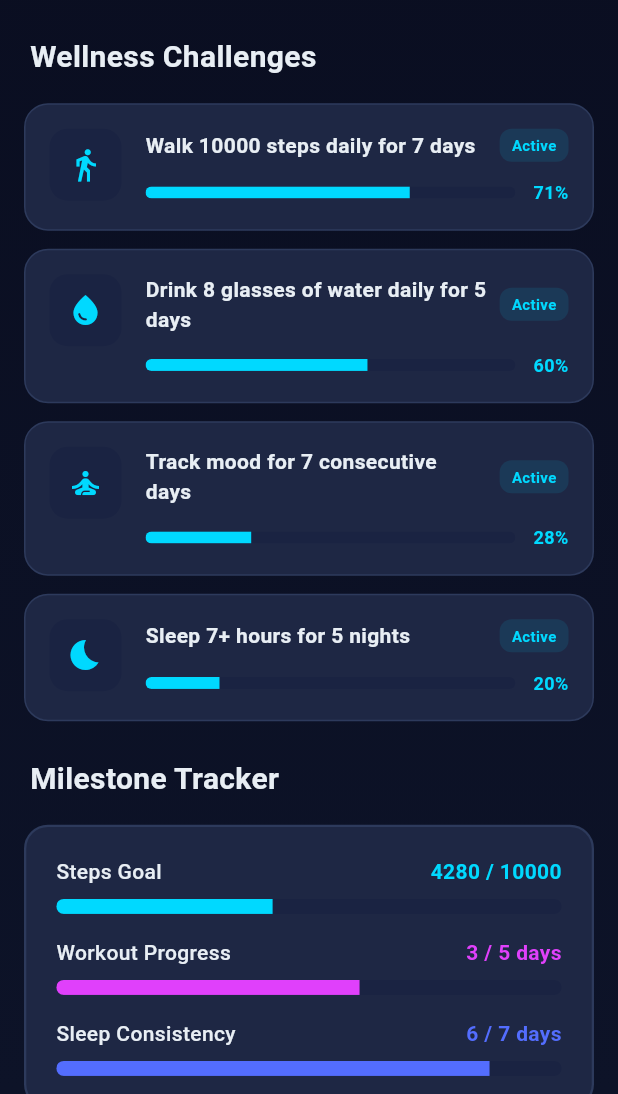
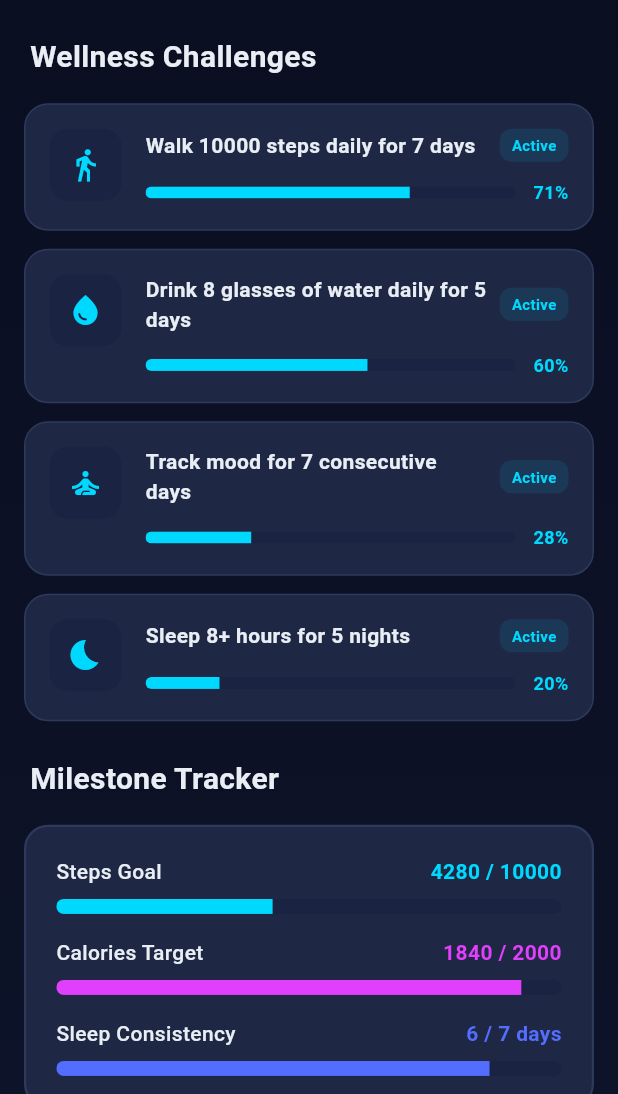
Before and after one commit to Maaziboy5426/Medimind-cpp, a Flutter app: the AchievementsScreen screen opened by its route, scrolled down 576 dp, on a phone screen of 412 x 824 dp, the part 142-1236 px from its top. Run offline on Flutter 3.47's test engine with Material 3 defaults, Android fonts, the phone set to English and light mode, and no system bars; our stand-ins replace csv, equatable, fl_chart, flutter_local_notifications, flutter_riverpod, go_router and 12 more; accounts and stored records are empty.

Commit message:
feat: sync gamification features with dynamic user profile goals

```diff
--- a/lib/features/achievements/presentation/screens/achievements_screen.dart
+++ b/lib/features/achievements/presentation/screens/achievements_screen.dart
@@ -39,8 +39,7 @@ class _AchievementsScreenState extends ConsumerState<AchievementsScreen> with Si
   @override
   Widget build(BuildContext context) {
     final achievements = ref.watch(achievementsStreamProvider).value ?? [];
-    final settings = ref.watch(appSettingsProvider);
-    final dailyStepGoal = settings.dailyStepGoal;
+    final user = ref.watch(firebaseServiceProvider).getCurrentUser();
     final screenWidth = MediaQuery.of(context).size.width;
     final isDesktop = screenWidth > 800;
 
@@ -70,13 +69,13 @@ class _AchievementsScreenState extends ConsumerState<AchievementsScreen> with Si
                     Row(
                       crossAxisAlignment: CrossAxisAlignment.start,
                       children: [
-                        Expanded(child: _buildLeftColumn(achievements, dailyStepGoal)),
+                        Expanded(child: _buildLeftColumn(achievements, user)),
                         const SizedBox(width: 24),
-                        Expanded(child: _buildRightColumn(achievements, dailyStepGoal)),
+                        Expanded(child: _buildRightColumn(achievements, user)),
                       ],
                     )
                   else
-                    ..._buildMobileLayout(achievements, dailyStepGoal),
+                    ..._buildMobileLayout(achievements, user),
                   const SizedBox(height: 24),
                   _buildMotivationInsights(),
                   const SizedBox(height: 32),
@@ -105,36 +104,36 @@ class _AchievementsScreenState extends ConsumerState<AchievementsScreen> with Si
     );
   }
 
-  List<Widget> _buildMobileLayout(List<Achievement> achievements, int dailyStepGoal) {
+  List<Widget> _buildMobileLayout(List<Achievement> achievements, AppUser? user) {
     return [
       _buildDailyStreak(),
       const SizedBox(height: 24),
       _buildAchievementBadges(achievements),
       const SizedBox(height: 24),
-      _buildWellnessChallenges(dailyStepGoal),
+      _buildWellnessChallenges(user),
       const SizedBox(height: 24),
-      _buildMilestoneTracker(dailyStepGoal),
+      _buildMilestoneTracker(user),
     ];
   }
 
-  Widget _buildLeftColumn(List<Achievement> achievements, int dailyStepGoal) {
+  Widget _buildLeftColumn(List<Achievement> achievements, AppUser? user) {
     return Column(
       crossAxisAlignment: CrossAxisAlignment.start,
       children: [
         _buildDailyStreak(),
         const SizedBox(height: 24),
-        _buildWellnessChallenges(dailyStepGoal),
+        _buildWellnessChallenges(user),
       ],
     );
   }
 
-  Widget _buildRightColumn(List<Achievement> achievements, int dailyStepGoal) {
+  Widget _buildRightColumn(List<Achievement> achievements, AppUser? user) {
     return Column(
       crossAxisAlignment: CrossAxisAlignment.start,
       children: [
         _buildAchievementBadges(achievements),
         const SizedBox(height: 24),
-        _buildMilestoneTracker(dailyStepGoal),
+        _buildMilestoneTracker(user),
       ],
     );
   }
@@ -401,7 +400,11 @@ class _AchievementsScreenState extends ConsumerState<AchievementsScreen> with Si
     );
   }
 
-  Widget _buildWellnessChallenges(int dailyStepGoal) {
+  Widget _buildWellnessChallenges(AppUser? user) {
+    final dailyStepGoal = user?.stepGoal ?? 10000;
+    final waterGoal = user?.waterGoal ?? 8;
+    final sleepGoal = user?.sleepGoal ?? 8;
+
     return Column(
       crossAxisAlignment: CrossAxisAlignment.start,
       children: [
@@ -413,7 +416,7 @@ class _AchievementsScreenState extends ConsumerState<AchievementsScreen> with Si
         ),
         const SizedBox(height: 12),
         _buildChallengeCard(
-          title: "Drink 8 glasses of water daily for 5 days",
+          title: "Drink $waterGoal glasses of water daily for 5 days",
           progress: 3 / 5,
           icon: Icons.water_drop,
         ),
@@ -425,7 +428,7 @@ class _AchievementsScreenState extends ConsumerState<AchievementsScreen> with Si
         ),
         const SizedBox(height: 12),
         _buildChallengeCard(
-          title: "Sleep 7+ hours for 5 nights",
+          title: "Sleep $sleepGoal+ hours for 5 nights",
           progress: 1 / 5,
           icon: Icons.bedtime,
         ),
@@ -525,7 +528,10 @@ class _AchievementsScreenState extends ConsumerState<AchievementsScreen> with Si
     );
   }
 
-  Widget _buildMilestoneTracker(int dailyStepGoal) {
+  Widget _buildMilestoneTracker(AppUser? user) {
+    final dailyStepGoal = user?.stepGoal ?? 10000;
+    final calorieGoal = user?.calorieGoal ?? 2000;
+
     return Column(
       crossAxisAlignment: CrossAxisAlignment.start,
       children: [
@@ -541,7 +547,7 @@ class _AchievementsScreenState extends ConsumerState<AchievementsScreen> with Si
             children: [
               _buildMilestoneRow("Steps Goal", "4280 / $dailyStepGoal", 4280 / dailyStepGoal.toDouble(), AppTheme.cyanAccent),
               const SizedBox(height: 16),
-              _buildMilestoneRow("Workout Progress", "3 / 5 days", 3 / 5, Colors.purpleAccent),
+              _buildMilestoneRow("Calories Target", "1840 / $calorieGoal", 1840 / calorieGoal.toDouble(), Colors.purpleAccent),
               const SizedBox(height: 16),
               _buildMilestoneRow("Sleep Consistency", "6 / 7 days", 6 / 7, Colors.indigoAccent),
             ],
```
Also changed, not shown: lib/features/dashboard/presentation/screens/dashboard_screen.dart (+5 -3 lines), pubspec.lock, 2 other files.
